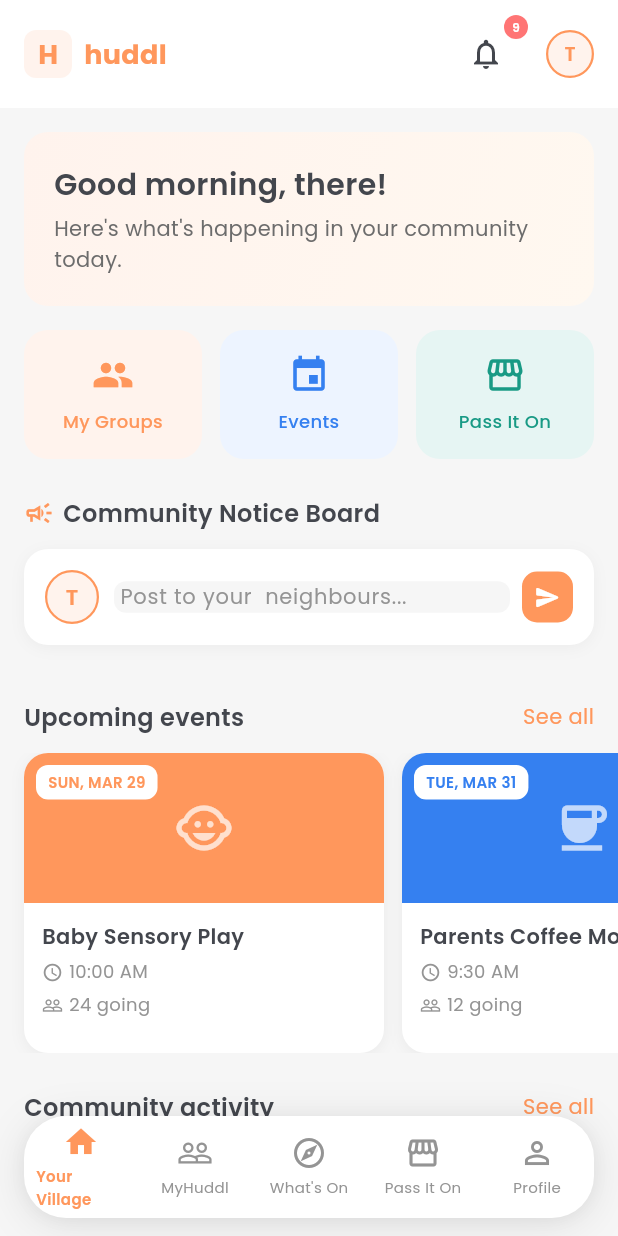
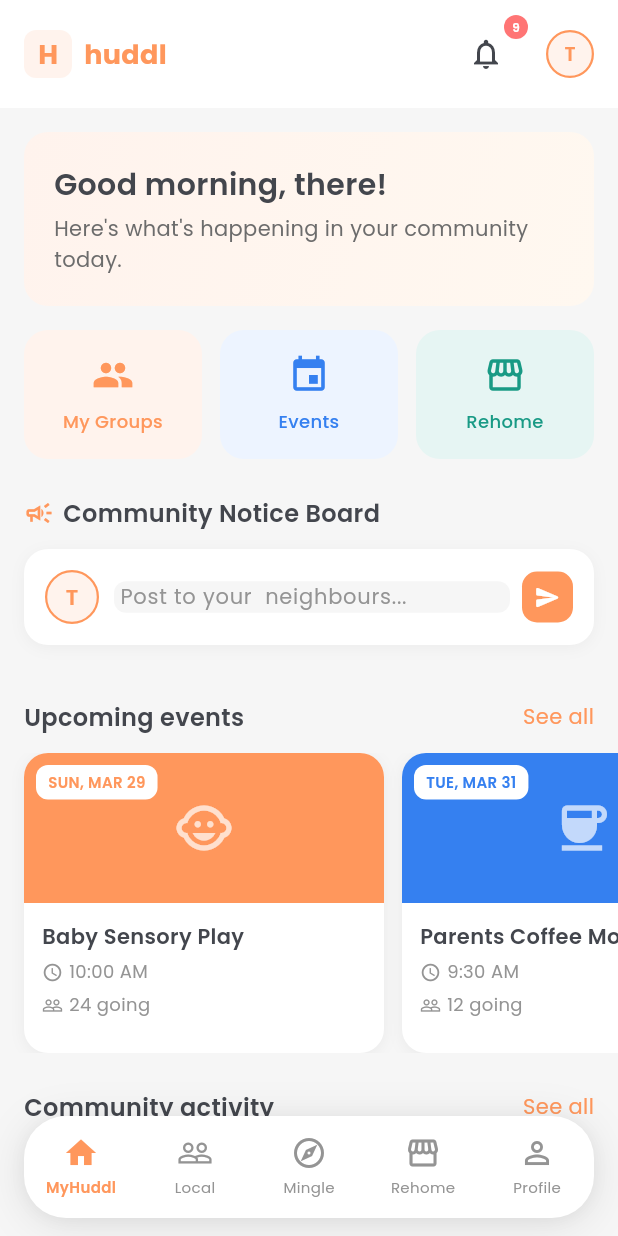
Before and after one commit to cdcruz007/huddl, a Flutter app: the MainShell screen opened by its route, on a phone screen of 412 x 824 dp. Run offline on Flutter 3.47's test engine with Material 3 defaults, Android fonts, the phone set to English and light mode, and no system bars; our stand-ins replace cached_network_image, file_picker, google_fonts, image_picker, shared_preferences; accounts and stored records are empty; network calls fail.

Commit message:
Rename bottom nav tabs: Your Village→MyHuddl, MyHuddl→Local, What's On→Mingle, Pass It On→Rehome
Updated labels in main_shell.dart, home_screen.dart, events_screen.dart, marketplace_screen.dart

```diff
--- a/lib/screens/events/events_screen.dart
+++ b/lib/screens/events/events_screen.dart
@@ -90,7 +90,7 @@ class _EventsScreenState extends State<EventsScreen>
                     mainAxisAlignment: MainAxisAlignment.spaceBetween,
                     children: [
                       Text(
-                        "What's On",
+                        "Mingle",
                         style: GoogleFonts.poppins(
                           fontSize: 24,
                           fontWeight: FontWeight.w700,
--- a/lib/screens/home/home_screen.dart
+++ b/lib/screens/home/home_screen.dart
@@ -397,7 +397,7 @@ class _HomeScreenState extends State<HomeScreen> {
 
   // ── See All: Upcoming Events ──────────────────────────────────────────────
   void _openAllEvents() {
-    _switchToTab(2); // Go to What's On tab
+    _switchToTab(2); // Go to Mingle tab
   }
 
   @override
@@ -537,7 +537,7 @@ class _HomeScreenState extends State<HomeScreen> {
                       const SizedBox(width: 12),
                       _QuickAction(
                         icon: Icons.storefront,
-                        label: 'Pass It On',
+                        label: 'Rehome',
                         color: HuddlColors.teal,
                         bgColor: const Color(0xFFE6F5F3),
                         onTap: () => _switchToTab(3),
@@ -1448,7 +1448,7 @@ class _FeedCard extends StatelessWidget {
       case FeedItemType.newEvent:
         return 'New Event';
       case FeedItemType.newMarketplaceItem:
-        return 'Pass It On';
+        return 'Rehome';
       case FeedItemType.milestone:
         return 'Milestone';
     }
@@ -2261,7 +2261,7 @@ class _ActivityDetailSheet extends StatelessWidget {
       case FeedItemType.newEvent:
         return 'View Events';
       case FeedItemType.newMarketplaceItem:
-        return 'View in Pass It On';
+        return 'View in Rehome';
       case FeedItemType.newParent:
         return 'Say Welcome';
       case FeedItemType.milestone:
@@ -2323,7 +2323,7 @@ class _ActivityDetailSheet extends StatelessWidget {
       case FeedItemType.newEvent:
         return 'New Event';
       case FeedItemType.newMarketplaceItem:
-        return 'Pass It On';
+        return 'Rehome';
       case FeedItemType.milestone:
         return 'Milestone';
     }
--- a/lib/screens/main_shell.dart
+++ b/lib/screens/main_shell.dart
@@ -29,7 +29,7 @@ class MainShellState extends State<MainShell> {
     ProfileScreen(),
   ];
 
-  /// Switch to a specific tab by index (0=Village, 1=MyHuddl, 2=What's On, 3=Pass It On, 4=Profile)
+  /// Switch to a specific tab by index (0=MyHuddl, 1=Local, 2=Mingle, 3=Rehome, 4=Profile)
   void switchTab(int index) {
     if (index >= 0 && index < _screens.length) {
       setState(() => _currentIndex = index);
@@ -75,28 +75,28 @@ class MainShellState extends State<MainShell> {
                   _NavItem(
                     icon: Icons.home_outlined,
                     activeIcon: Icons.home,
-                    label: 'Your Village',
+                    label: 'MyHuddl',
                     isActive: _currentIndex == 0,
                     onTap: () => setState(() => _currentIndex = 0),
                   ),
                   _NavItem(
                     icon: Icons.people_outline,
                     activeIcon: Icons.people,
-                    label: 'MyHuddl',
+                    label: 'Local',
                     isActive: _currentIndex == 1,
                     onTap: () => setState(() => _currentIndex = 1),
                   ),
                   _NavItem(
                     icon: Icons.explore_outlined,
                     activeIcon: Icons.explore,
-                    label: "What's On",
+                    label: 'Mingle',
                     isActive: _currentIndex == 2,
                     onTap: () => setState(() => _currentIndex = 2),
                   ),
                   _NavItem(
                     icon: Icons.storefront_outlined,
                     activeIcon: Icons.storefront,
-                    label: 'Pass It On',
+                    label: 'Rehome',
                     isActive: _currentIndex == 3,
                     onTap: () => setState(() => _currentIndex = 3),
                   ),
--- a/lib/screens/marketplace/marketplace_screen.dart
+++ b/lib/screens/marketplace/marketplace_screen.dart
@@ -45,7 +45,7 @@ class _MarketplaceScreenState extends State<MarketplaceScreen>
                     mainAxisAlignment: MainAxisAlignment.spaceBetween,
                     children: [
                       Text(
-                        'Pass It On',
+                        'Rehome',
                         style: GoogleFonts.poppins(
                           fontSize: 24,
                           fontWeight: FontWeight.w600,
```
